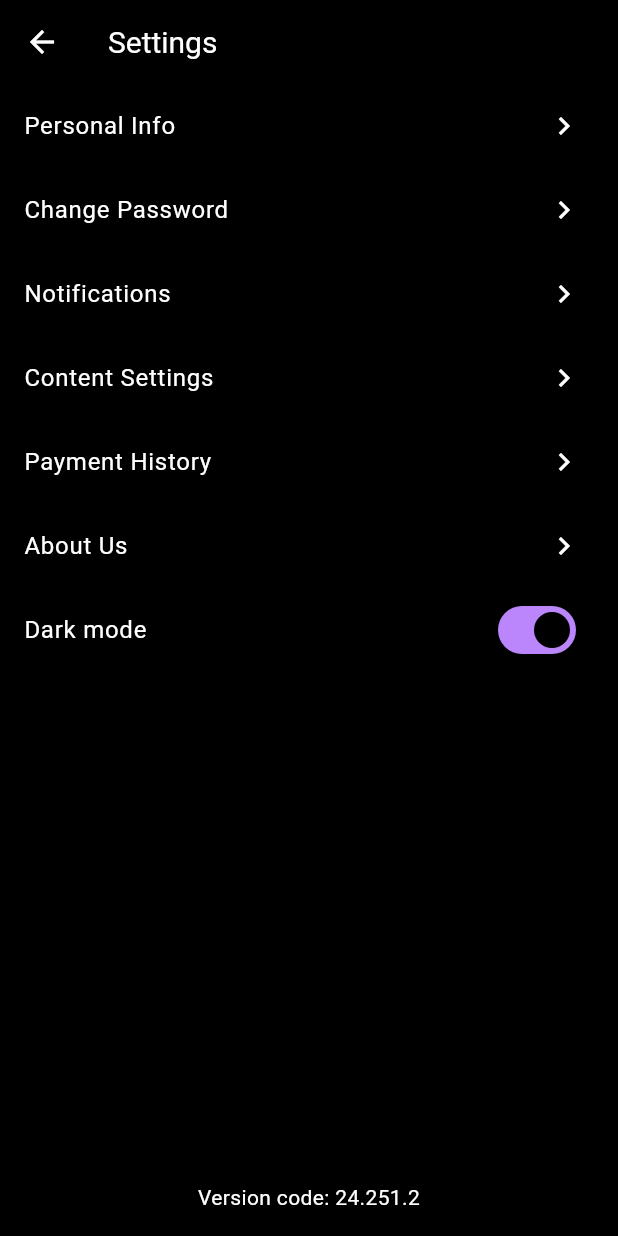
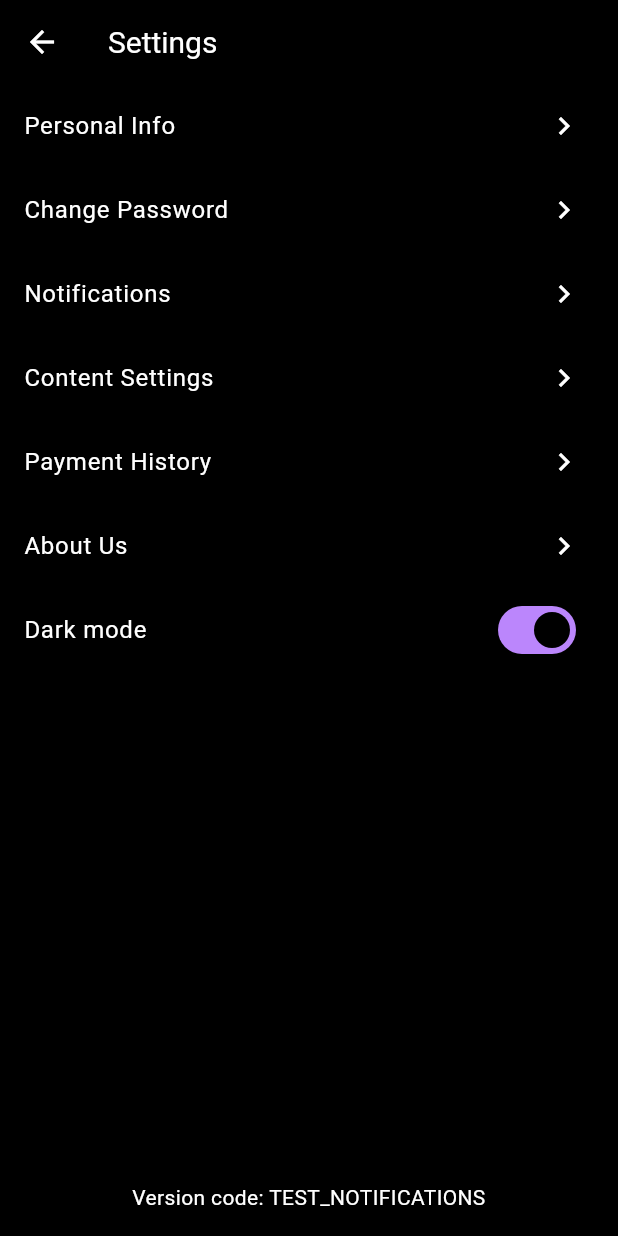
Before and after one commit to jesusramondovale/BetsTrading-Client, a Flutter app: the SettingsView screen opened directly with empty values, on a phone screen of 412 x 824 dp. Run offline on Flutter 3.47's test engine with Material 3 defaults, Android fonts, the phone set to English and light mode, and no system bars; our stand-ins replace auto_size_text, camera, firebase_core, firebase_messaging, fl_chart, flutter_credit_card and 8 more; missing offline and left inert: country_flags, flutter_statusbarcolor_ns, google_mlkit_text_recognition; accounts and stored records are empty; network calls fail; key blocks and very long unbroken strings in the code were emptied for the run.

Commit message:
Added tag

```diff
--- a/lib/config/config.dart
+++ b/lib/config/config.dart
@@ -2,7 +2,7 @@ class Config {
 
   static const PUBLIC_DOMAIN = '90.175.130.133';
   static const SERVICE_PORT = '44346';
-  static const CODE_VERSION = '24.251.2';
+  static const CODE_VERSION = 'TEST_NOTIFICATIONS';
   static const IP_GEOLOCALIZER_TOKEN = 'd99daa2befa6f8';
 
   // DEV
```
